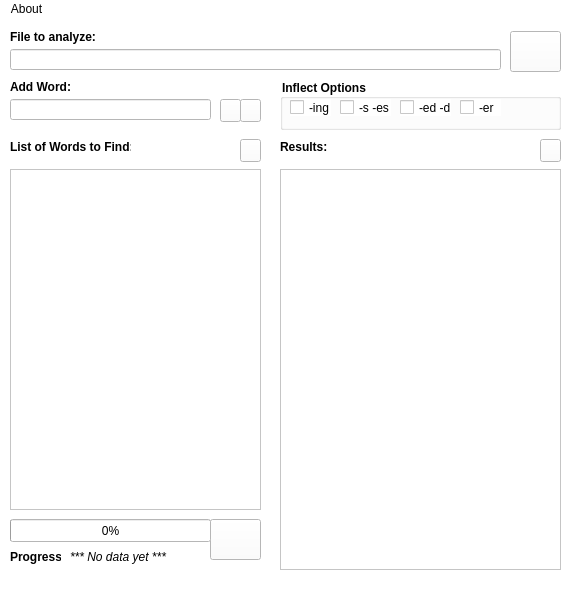
Above: main.ui from SGLMaster/WordFrequencyAnalyzer before the change. Below: the same form after it.
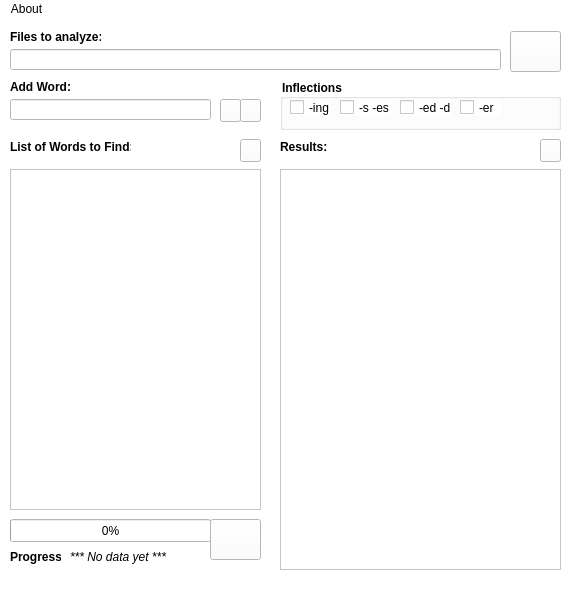
That is the form after the change. Icons and pictures are not drawn.

What changed in the file:
```diff
--- a/main.ui
+++ b/main.ui
@@ -98,7 +98,7 @@
      </font>
     </property>
     <property name="text">
-     <string>File to analyze:</string>
+     <string>Files to analyze:</string>
     </property>
    </widget>
    <widget class="QGroupBox" name="groupInflectOpts">
@@ -117,7 +117,7 @@
      </font>
     </property>
     <property name="title">
-     <string>Inflect Options</string>
+     <string>Inflections</string>
     </property>
     <widget class="QCheckBox" name="checkIng">
      <property name="geometry">
```
